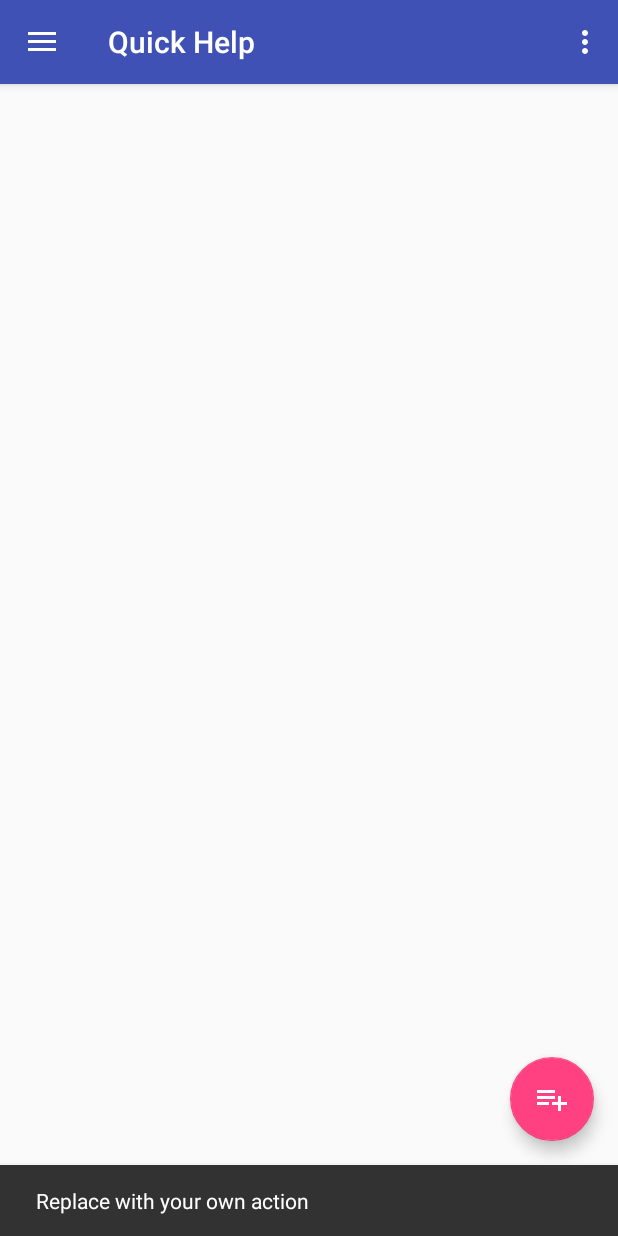
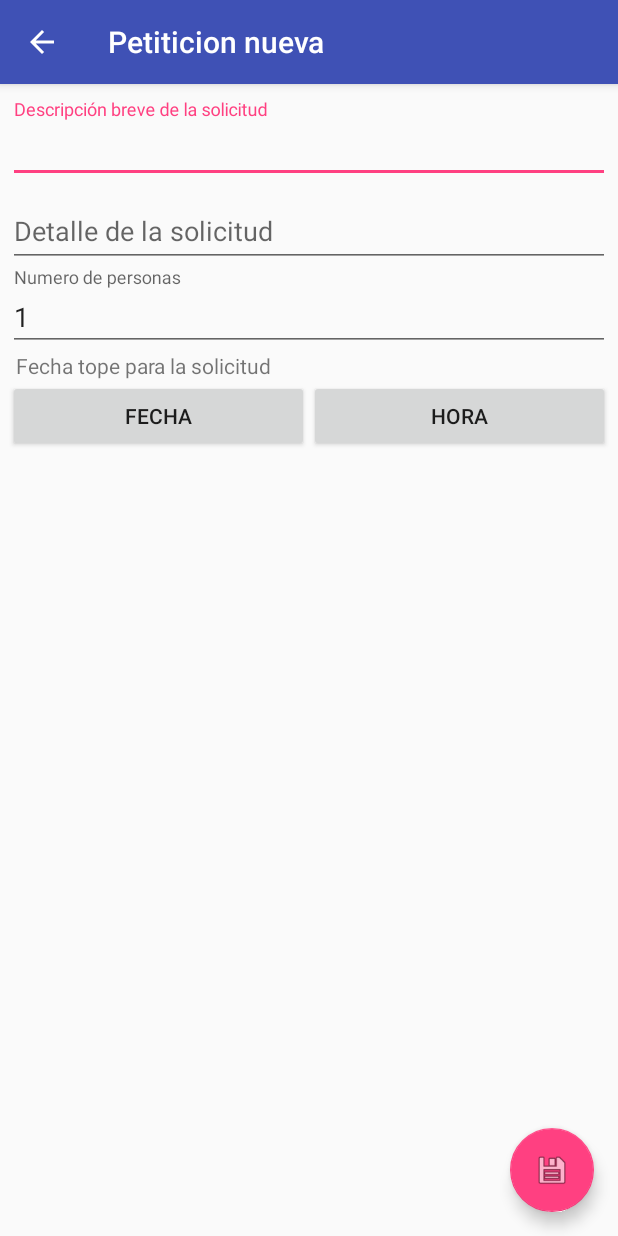
Before and after one commit to edgar-davila/quickhelp, an Android app: the MainActivity screen opened directly, with no data from a screen before it, after a tap on an icon or button, on a phone screen of 412 x 824 dp. Run offline under Robolectric (Android 15) with nearby library versions, the phone set to English and light mode, and no system bars; our stand-ins replace ButterKnife, Picasso; libraries missing offline, so code that uses them is left out: com.facebook, com.facebook.login; pictures from the network do not load; 5 statements that could not run were skipped.

Commit message:
Added new petition view

```diff
--- a/app/build.gradle
+++ b/app/build.gradle
@@ -32,6 +32,6 @@ dependencies {
     compile 'com.jakewharton:butterknife:8.8.1'
     compile 'com.android.support.constraint:constraint-layout:1.0.2'
     compile 'com.facebook.android:facebook-android-sdk:4.1.2'
+    testCompile 'junit:junit:4.12'
     annotationProcessor 'com.jakewharton:butterknife-compiler:8.8.1'
-    testCompile 'junit:junit:4.12'
 }
--- a/app/src/main/AndroidManifest.xml
+++ b/app/src/main/AndroidManifest.xml
@@ -1,7 +1,9 @@
 <?xml version="1.0" encoding="utf-8"?>
 <manifest xmlns:android="http://schemas.android.com/apk/res/android"
     package="com.omsuperg.quickhelp">
+
     <uses-permission android:name="android.permission.INTERNET" />
+
     <application
         android:allowBackup="true"
         android:icon="@mipmap/ic_launcher"
@@ -30,8 +32,18 @@
         <activity
             android:name=".MainActivity"
             android:label="@string/title_activity_main"
+            android:launchMode="singleTop"
             android:screenOrientation="portrait"
             android:theme="@style/AppTheme.NoActionBar" />
+        <activity
+            android:name=".NewPetitionActivity"
+            android:label="@string/title_activity_new_petition"
+            android:parentActivityName=".MainActivity"
+            android:theme="@style/AppTheme.NoActionBar">
+            <meta-data
+                android:name="android.support.PARENT_ACTIVITY"
+                android:value="com.omsuperg.quickhelp.MainActivity" />
+        </activity>
     </application>
 
 </manifest>
--- a/app/src/main/java/com/omsuperg/quickhelp/LoginActivity.java
+++ b/app/src/main/java/com/omsuperg/quickhelp/LoginActivity.java
@@ -4,7 +4,6 @@ import android.content.Intent;
 import android.os.Bundle;
 import android.support.v7.app.AppCompatActivity;
 import android.util.Log;
-import android.view.View;
 import android.widget.Toast;
 
 import com.facebook.AccessToken;
@@ -13,7 +12,6 @@ import com.facebook.FacebookCallback;
 import com.facebook.FacebookException;
 import com.facebook.FacebookSdk;
 import com.facebook.appevents.AppEventsLogger;
-import com.facebook.login.LoginManager;
 import com.facebook.login.LoginResult;
 import com.facebook.login.widget.LoginButton;
 
@@ -43,7 +41,7 @@ public class LoginActivity
         callbackManager = CallbackManager.Factory.create();
 
         LoginButton loginButton = (LoginButton) findViewById(R.id.login_button);
-        loginButton.setReadPermissions(Arrays.asList( "public_profile", "email"));
+        loginButton.setReadPermissions(Arrays.asList("public_profile", "email"));
         loginButton.registerCallback(callbackManager, this);
 
     }
--- a/app/src/main/java/com/omsuperg/quickhelp/MainActivity.java
+++ b/app/src/main/java/com/omsuperg/quickhelp/MainActivity.java
@@ -3,17 +3,16 @@ package com.omsuperg.quickhelp;
 import android.content.Intent;
 import android.os.Bundle;
 import android.support.design.widget.FloatingActionButton;
-import android.support.design.widget.Snackbar;
-import android.util.Log;
-import android.view.View;
 import android.support.design.widget.NavigationView;
 import android.support.v4.view.GravityCompat;
 import android.support.v4.widget.DrawerLayout;
 import android.support.v7.app.ActionBarDrawerToggle;
 import android.support.v7.app.AppCompatActivity;
 import android.support.v7.widget.Toolbar;
+import android.util.Log;
 import android.view.Menu;
 import android.view.MenuItem;
+import android.view.View;
 import android.widget.ImageView;
 import android.widget.TextView;
 
@@ -27,18 +26,16 @@ import com.squareup.picasso.Picasso;
 import org.json.JSONException;
 import org.json.JSONObject;
 
-import butterknife.BindView;
 import butterknife.ButterKnife;
 
 public class MainActivity extends AppCompatActivity
         implements NavigationView.OnNavigationItemSelectedListener {
 
     private static final String TAG = "MainActivity";
-    private AccessToken accessToken;
-
     ImageView imageViewFacebookProfile;
     TextView textviewNameProfile;
     TextView textviewEmailProfile;
+    private AccessToken accessToken;
 
     @Override
     protected void onCreate(Bundle savedInstanceState) {
@@ -53,8 +50,7 @@ public class MainActivity extends AppCompatActivity
         fab.setOnClickListener(new View.OnClickListener() {
             @Override
             public void onClick(View view) {
-                Snackbar.make(view, "Replace with your own action", Snackbar.LENGTH_LONG)
-                        .setAction("Action", null).show();
+                startActivity(new Intent(MainActivity.this, NewPetitionActivity.class));
             }
         });
 
--- /dev/null
+++ b/app/src/main/java/com/omsuperg/quickhelp/NewPetitionActivity.java
@@ -0,0 +1,70 @@
+package com.omsuperg.quickhelp;
+
+import android.app.DatePickerDialog;
+import android.app.TimePickerDialog;
+import android.os.Bundle;
+import android.support.design.widget.FloatingActionButton;
+import android.support.v7.app.AppCompatActivity;
+import android.support.v7.widget.Toolbar;
+import android.view.View;
+import android.widget.Button;
+import android.widget.DatePicker;
+import android.widget.TimePicker;
+import android.widget.Toast;
+
+import java.util.Calendar;
+
+public class NewPetitionActivity extends AppCompatActivity {
+
+    private Button btnCalendar;
+    private Calendar calendar;
+    private Button btnHour;
+
+    @Override
+    protected void onCreate(Bundle savedInstanceState) {
+        super.onCreate(savedInstanceState);
+        setContentView(R.layout.activity_new_petition);
+        Toolbar toolbar = (Toolbar) findViewById(R.id.toolbar);
+        setSupportActionBar(toolbar);
+
+        FloatingActionButton fab = (FloatingActionButton) findViewById(R.id.fab);
+        fab.setOnClickListener(new View.OnClickListener() {
+            @Override
+            public void onClick(View view) {
+                Toast.makeText(getApplicationContext(), "Peticion creada", Toast.LENGTH_LONG).show();
+                finish();
+            }
+        });
+        getSupportActionBar().setDisplayHomeAsUpEnabled(true);
+
+        btnCalendar = (Button) findViewById(R.id.btnCalendar);
+        btnHour = (Button) findViewById(R.id.btnHour);
+
+        calendar = Calendar.getInstance();
+
+        btnCalendar.setOnClickListener(new View.OnClickListener() {
+            @Override
+            public void onClick(View view) {
+                new DatePickerDialog(NewPetitionActivity.this, new DatePickerDialog.OnDateSetListener() {
+                    @Override
+                    public void onDateSet(DatePicker view, int year, int month, int dayOfMonth) {
+                        btnCalendar.setText(dayOfMonth + "-" + (month + 1) + "-" + year);
+                    }
+                }, calendar.get(Calendar.YEAR), calendar.get(Calendar.MONTH),
+                        calendar.get(Calendar.DAY_OF_MONTH)).show();
+            }
+        });
+
+        btnHour.setOnClickListener(new View.OnClickListener() {
+            @Override
+            public void onClick(View view) {
+                new TimePickerDialog(NewPetitionActivity.this, new TimePickerDialog.OnTimeSetListener() {
+                    @Override
+                    public void onTimeSet(TimePicker view, int hourOfDay, int minute) {
+                        btnHour.setText(hourOfDay + ":" + minute);
+                    }
+                }, calendar.get(Calendar.HOUR), Calendar.MINUTE, false).show();
+            }
+        });
+    }
+}
--- /dev/null
+++ b/app/src/main/res/layout/activity_new_petition.xml
@@ -0,0 +1,33 @@
+<?xml version="1.0" encoding="utf-8"?>
+<android.support.design.widget.CoordinatorLayout xmlns:android="http://schemas.android.com/apk/res/android"
+    xmlns:app="http://schemas.android.com/apk/res-auto"
+    xmlns:tools="http://schemas.android.com/tools"
+    android:layout_width="match_parent"
+    android:layout_height="match_parent"
+    tools:context="com.omsuperg.quickhelp.NewPetitionActivity">
+
+    <android.support.design.widget.AppBarLayout
+        android:layout_width="match_parent"
+        android:layout_height="wrap_content"
+        android:theme="@style/AppTheme.AppBarOverlay">
+
+        <android.support.v7.widget.Toolbar
+            android:id="@+id/toolbar"
+            android:layout_width="match_parent"
+            android:layout_height="?attr/actionBarSize"
+            android:background="?attr/colorPrimary"
+            app:popupTheme="@style/AppTheme.PopupOverlay" />
+
+    </android.support.design.widget.AppBarLayout>
+
+    <include layout="@layout/content_new_petition" />
+
+    <android.support.design.widget.FloatingActionButton
+        android:id="@+id/fab"
+        android:layout_width="wrap_content"
+        android:layout_height="wrap_content"
+        android:layout_gravity="bottom|end"
+        android:layout_margin="@dimen/fab_margin"
+        app:srcCompat="@android:drawable/ic_menu_save" />
+
+</android.support.design.widget.CoordinatorLayout>
--- /dev/null
+++ b/app/src/main/res/layout/content_new_petition.xml
@@ -0,0 +1,80 @@
+<?xml version="1.0" encoding="utf-8"?>
+<LinearLayout xmlns:android="http://schemas.android.com/apk/res/android"
+    xmlns:app="http://schemas.android.com/apk/res-auto"
+    xmlns:tools="http://schemas.android.com/tools"
+    android:layout_width="match_parent"
+    android:layout_height="match_parent"
+    android:orientation="vertical"
+    android:paddingLeft="5dp"
+    android:paddingRight="5dp"
+    android:paddingTop="10dp"
+    app:layout_behavior="@string/appbar_scrolling_view_behavior"
+    tools:context="com.omsuperg.quickhelp.NewPetitionActivity"
+    tools:showIn="@layout/activity_new_petition">
+
+    <android.support.design.widget.TextInputLayout
+        android:layout_width="match_parent"
+        android:layout_height="wrap_content">
+
+        <EditText
+            android:id="@+id/textTitulo"
+            android:layout_width="match_parent"
+            android:layout_height="wrap_content"
+            android:hint="@string/hint_titulo"
+            android:maxLines="1"
+            android:singleLine="true" />
+    </android.support.design.widget.TextInputLayout>
+
+    <android.support.design.widget.TextInputLayout
+        android:layout_width="match_parent"
+        android:layout_height="wrap_content">
+
+        <EditText
+            android:id="@+id/textDetalle"
+            android:layout_width="match_parent"
+            android:layout_height="wrap_content"
+            android:hint="@string/hint_detalle" />
+    </android.support.design.widget.TextInputLayout>
+
+    <android.support.design.widget.TextInputLayout
+        android:layout_width="match_parent"
+        android:layout_height="wrap_content">
+
+        <EditText
+            android:id="@+id/textPersonas"
+            android:layout_width="match_parent"
+            android:layout_height="wrap_content"
+            android:hint="@string/hint_personas"
+            android:inputType="number"
+            android:maxLines="1"
+            android:singleLine="true"
+            android:text="1" />
+    </android.support.design.widget.TextInputLayout>
+
+    <TextView
+        android:layout_width="match_parent"
+        android:layout_height="wrap_content"
+        android:layout_marginLeft="5dp"
+        android:layout_marginRight="5dp"
+        android:text="@string/fecha_tope" />
+
+    <LinearLayout
+        android:layout_width="match_parent"
+        android:layout_height="wrap_content">
+
+        <Button
+            android:id="@+id/btnCalendar"
+            android:layout_width="0dp"
+            android:layout_height="wrap_content"
+            android:layout_weight="1"
+            android:text="Fecha" />
+
+        <Button
+            android:id="@+id/btnHour"
+            android:layout_width="0dp"
+            android:layout_height="wrap_content"
+            android:layout_weight="1"
+            android:text="Hora" />
+    </LinearLayout>
+
+</LinearLayout>
--- a/app/src/main/res/values/strings.xml
+++ b/app/src/main/res/values/strings.xml
@@ -3,9 +3,15 @@
     <string name="facebook_app_id">353710885057183</string>
     <string name="fb_login_protocol_scheme">fb353710885057183</string>
     <string name="title_activity_main">Quick Help</string>
+    <string name="title_activity_new_petition">Petiticion nueva</string>
 
     <string name="navigation_drawer_open">Open navigation drawer</string>
     <string name="navigation_drawer_close">Close navigation drawer</string>
 
     <string name="action_settings">Settings</string>
+
+    <string name="hint_titulo">Descripción breve de la solicitud</string>
+    <string name="hint_detalle">Detalle de la solicitud</string>
+    <string name="hint_personas">Numero de personas</string>
+    <string name="fecha_tope">Fecha tope para la solicitud</string>
 </resources>
```
